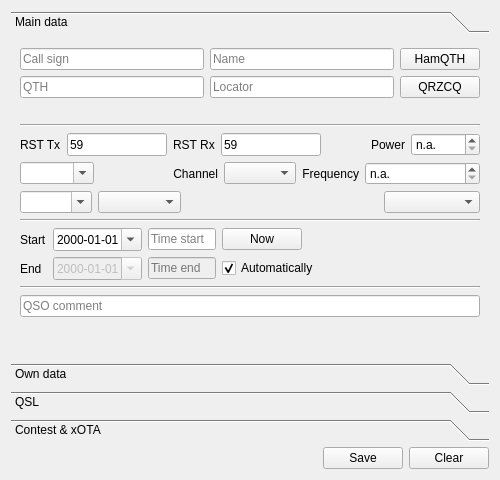
First picture: the form in ui_files/DragonLog_QSOForm.ui, repository gitandy/DragonLog, before the edit.
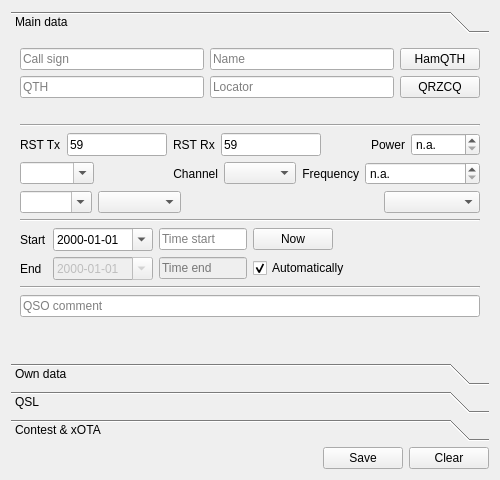
Second picture: the form after the edit.

```diff
--- a/ui_files/DragonLog_QSOForm.ui
+++ b/ui_files/DragonLog_QSOForm.ui
@@ -386,7 +386,7 @@
              </property>
              <property name="sizeHint" stdset="0">
               <size>
-               <width>200</width>
+               <width>150</width>
                <height>20</height>
               </size>
              </property>
@@ -404,6 +404,12 @@
              <property name="enabled">
               <bool>false</bool>
              </property>
+             <property name="sizePolicy">
+              <sizepolicy hsizetype="Preferred" vsizetype="Fixed">
+               <horstretch>0</horstretch>
+               <verstretch>0</verstretch>
+              </sizepolicy>
+             </property>
              <property name="placeholderText">
               <string>Time end</string>
              </property>
@@ -411,6 +417,18 @@
            </item>
            <item row="0" column="1">
             <widget class="QDateEdit" name="dateOnEdit">
+             <property name="sizePolicy">
+              <sizepolicy hsizetype="Expanding" vsizetype="Fixed">
+               <horstretch>0</horstretch>
+               <verstretch>0</verstretch>
+              </sizepolicy>
+             </property>
+             <property name="minimumSize">
+              <size>
+               <width>100</width>
+               <height>0</height>
+              </size>
+             </property>
              <property name="displayFormat">
               <string>yyyy-MM-dd</string>
              </property>
@@ -433,7 +451,7 @@
              </property>
              <property name="sizeHint" stdset="0">
               <size>
-               <width>200</width>
+               <width>150</width>
                <height>20</height>
               </size>
              </property>
@@ -444,6 +462,18 @@
              <property name="enabled">
               <bool>false</bool>
              </property>
+             <property name="sizePolicy">
+              <sizepolicy hsizetype="Expanding" vsizetype="Fixed">
+               <horstretch>0</horstretch>
+               <verstretch>0</verstretch>
+              </sizepolicy>
+             </property>
+             <property name="minimumSize">
+              <size>
+               <width>100</width>
+               <height>0</height>
+              </size>
+             </property>
              <property name="displayFormat">
               <string>yyyy-MM-dd</string>
              </property>
@@ -457,6 +487,12 @@
            </item>
            <item row="1" column="3">
             <widget class="QCheckBox" name="autoDateCheckBox">
+             <property name="sizePolicy">
+              <sizepolicy hsizetype="Preferred" vsizetype="Fixed">
+               <horstretch>0</horstretch>
+               <verstretch>0</verstretch>
+              </sizepolicy>
+             </property>
              <property name="text">
               <string>Automatically</string>
              </property>
@@ -467,6 +503,12 @@
            </item>
            <item row="0" column="2">
             <widget class="QLineEdit" name="timeOnEdit">
+             <property name="sizePolicy">
+              <sizepolicy hsizetype="Preferred" vsizetype="Fixed">
+               <horstretch>0</horstretch>
+               <verstretch>0</verstretch>
+              </sizepolicy>
+             </property>
              <property name="placeholderText">
               <string>Time start</string>
              </property>
```
Left out of the diff: 114 changed lines with no effect on the pictures.
